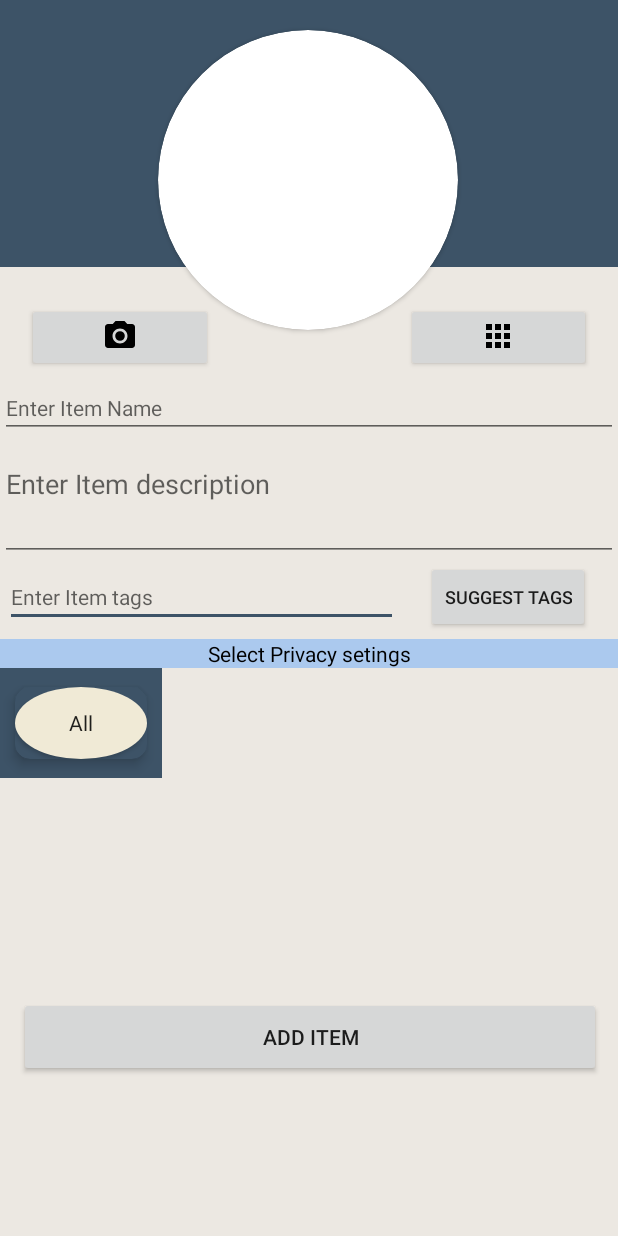
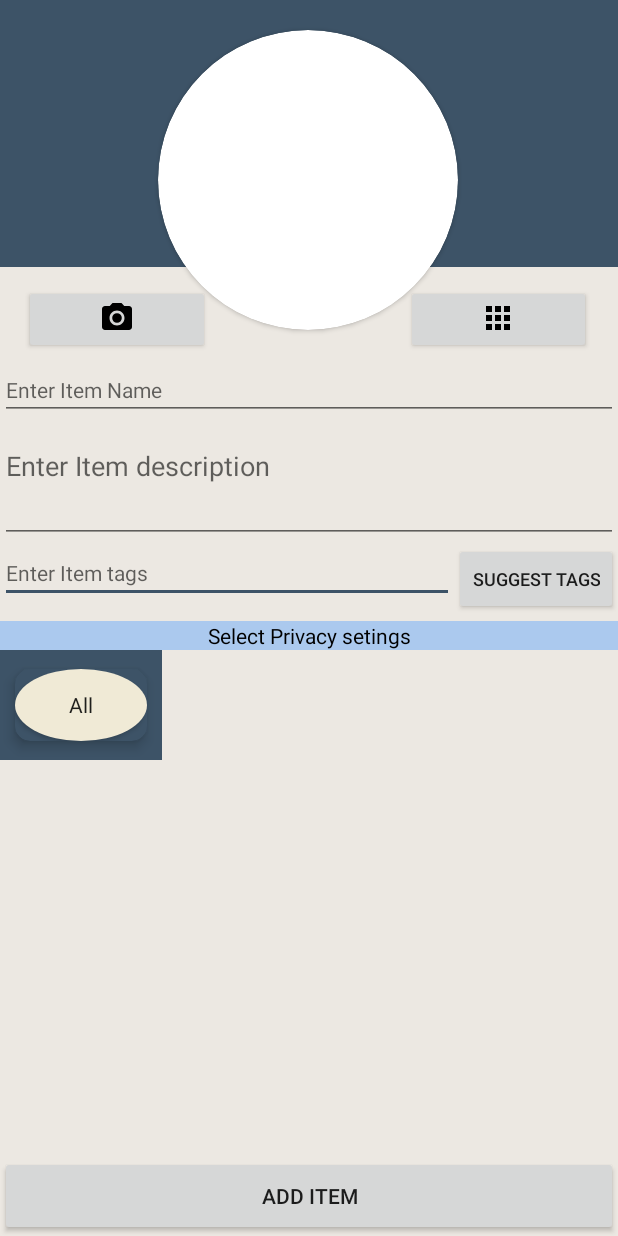
Before and after one commit to asilmian/It_proj_android, an Android app: the AddItemActivity screen opened directly, with no data from a screen before it, on a phone screen of 412 x 824 dp. Run offline under Robolectric (Android 15) with nearby library versions, the phone set to English and light mode, and no system bars; our stand-ins replace Firebase (no records; nobody signed in at launch, a user with empty details on screens opened directly); network calls fail.

Commit message:
fixed add item button scrolling up

```diff
--- a/ItemOrganizer/app/src/main/AndroidManifest.xml
+++ b/ItemOrganizer/app/src/main/AndroidManifest.xml
@@ -18,7 +18,8 @@
         <activity android:name=".Item.TransferItem"></activity>
         <activity android:name=".Family.SingleFamilyView" />
         <activity android:name=".Item.SingleItemView" />
-        <activity android:name=".AddItem.AddItemActivity" />
+        <activity android:name=".AddItem.AddItemActivity"
+            android:windowSoftInputMode="adjustNothing"/>
         <activity android:name=".AccountSignup" />
         <activity android:name=".AccountLogin" />
         <activity android:name=".Family.NewFamily" />
--- a/ItemOrganizer/app/src/main/res/layout/activity_add_item.xml
+++ b/ItemOrganizer/app/src/main/res/layout/activity_add_item.xml
@@ -41,8 +41,8 @@
 
     <ProgressBar
         android:id="@+id/addItemProgBar"
-        android:layout_width="232dp"
-        android:layout_height="194dp"
+        android:layout_width="150dp"
+        android:layout_height="150dp"
         android:gravity="center"
         android:visibility="invisible"
         app:layout_constraintBottom_toBottomOf="parent"
@@ -54,20 +54,17 @@
 
     <EditText
         android:id="@+id/add_item_tags"
-        android:layout_width="262dp"
+        android:layout_width="0dp"
         android:layout_height="wrap_content"
-        android:layout_marginEnd="144dp"
         android:ems="10"
         android:hint="@string/enter_item_tags"
         android:importantForAutofill="no"
         android:inputType="textPersonName"
         android:labelFor="@id/add_item_tags"
         android:textSize="14sp"
-        app:layout_constraintBottom_toBottomOf="@+id/button2"
-        app:layout_constraintEnd_toEndOf="parent"
-        app:layout_constraintStart_toStartOf="parent"
-        app:layout_constraintTop_toBottomOf="@+id/add_item_desc"
-        app:layout_constraintVertical_bias="0.51" />
+        app:layout_constraintEnd_toStartOf="@+id/button2"
+        app:layout_constraintStart_toStartOf="@+id/add_item_desc"
+        app:layout_constraintTop_toBottomOf="@+id/add_item_desc" />
 
     <Button
         android:id="@+id/button2"
@@ -76,19 +73,24 @@
         android:onClick="getDesc"
         android:text="@string/suggest_tags"
         android:textSize="12sp"
+        app:layout_constraintBottom_toBottomOf="@+id/add_item_tags"
         app:layout_constraintEnd_toEndOf="parent"
-        app:layout_constraintStart_toEndOf="@+id/add_item_tags"
-        app:layout_constraintTop_toBottomOf="@+id/add_item_desc" />
+        app:layout_constraintHorizontal_bias="1.0"
+        app:layout_constraintStart_toStartOf="parent"
+        app:layout_constraintTop_toBottomOf="@+id/add_item_desc"
+        app:layout_constraintVertical_bias="0.0" />
 
     <androidx.recyclerview.widget.RecyclerView
         android:id="@+id/privacy_recycler"
         android:layout_width="0dp"
-        android:layout_height="187dp"
+        android:layout_height="0dp"
         android:scrollbars="vertical"
+        app:layout_constraintBottom_toTopOf="@+id/submit_item_button"
         app:layout_constraintEnd_toEndOf="parent"
-        app:layout_constraintHorizontal_bias="1.0"
+        app:layout_constraintHorizontal_bias="0.0"
         app:layout_constraintStart_toStartOf="parent"
-        app:layout_constraintTop_toBottomOf="@+id/family_fragment_name">
+        app:layout_constraintTop_toBottomOf="@+id/family_fragment_name"
+        app:layout_constraintVertical_bias="0.0">
 
     </androidx.recyclerview.widget.RecyclerView>
 
@@ -148,23 +150,24 @@
 
     <Button
         android:id="@+id/submit_item_button"
-        android:layout_width="388dp"
+        android:layout_width="0dp"
         android:layout_height="53dp"
-        android:layout_marginTop="32dp"
         android:text="@string/add_item"
+        app:layout_constraintBottom_toBottomOf="parent"
         app:layout_constraintEnd_toEndOf="parent"
-        app:layout_constraintHorizontal_bias="0.54"
+        app:layout_constraintHorizontal_bias="1.0"
         app:layout_constraintStart_toStartOf="parent"
-        app:layout_constraintTop_toBottomOf="@+id/privacy_recycler" />
+        app:layout_constraintTop_toTopOf="@+id/new_family_view"
+        app:layout_constraintVertical_bias="1.0" />
 
     <Button
         android:id="@+id/PictureBtn"
         android:layout_width="124dp"
         android:layout_height="46dp"
-        android:layout_marginTop="24dp"
+        android:layout_marginTop="12dp"
         android:drawableTop="@drawable/ic_camera"
         app:layout_constraintEnd_toEndOf="parent"
-        app:layout_constraintHorizontal_bias="0.062"
+        app:layout_constraintHorizontal_bias="0.055"
         app:layout_constraintStart_toStartOf="parent"
         app:layout_constraintTop_toBottomOf="@+id/textView4" />
 
@@ -172,13 +175,13 @@
 
         android:id="@+id/button3"
         android:layout_width="123dp"
-        android:layout_height="46dp"
-        android:layout_marginTop="24dp"
+        android:layout_height="0dp"
         android:drawableTop="@drawable/ic_gallery"
+        app:layout_constraintBottom_toBottomOf="@+id/PictureBtn"
         app:layout_constraintEnd_toEndOf="parent"
         app:layout_constraintHorizontal_bias="0.937"
         app:layout_constraintStart_toStartOf="parent"
-        app:layout_constraintTop_toBottomOf="@+id/textView4" />
+        app:layout_constraintTop_toTopOf="@+id/PictureBtn" />
 
     <TextView
         android:id="@+id/textView4"
@@ -203,17 +206,4 @@
         app:layout_constraintStart_toStartOf="parent"
         app:layout_constraintTop_toTopOf="parent" />
 
-    <ProgressBar
-        android:id="@+id/addItemProgBar"
-        android:layout_width="232dp"
-        android:layout_height="194dp"
-        android:gravity="center"
-        android:visibility="invisible"
-        app:layout_constraintBottom_toBottomOf="parent"
-        app:layout_constraintEnd_toEndOf="parent"
-        app:layout_constraintHorizontal_bias="0.497"
-        app:layout_constraintStart_toStartOf="parent"
-        app:layout_constraintTop_toTopOf="parent"
-        app:layout_constraintVertical_bias="0.748" />
-
 </androidx.constraintlayout.widget.ConstraintLayout>
--- a/ItemOrganizer/app/src/main/res/layout/fam_member_single_card_view.xml
+++ b/ItemOrganizer/app/src/main/res/layout/fam_member_single_card_view.xml
@@ -13,7 +13,7 @@
 
     <androidx.cardview.widget.CardView
         android:id="@+id/new_family_view"
-        android:layout_width="208dp"
+        android:layout_width="match_parent"
         android:layout_height="147dp"
         android:layout_centerHorizontal="false"
         android:elevation="1dp"
--- a/ItemOrganizer/app/src/main/res/layout/item_card_view.xml
+++ b/ItemOrganizer/app/src/main/res/layout/item_card_view.xml
@@ -9,7 +9,7 @@
 
     <androidx.cardview.widget.CardView
         android:id="@+id/itemViewCardView"
-        android:layout_width="411dp"
+        android:layout_width="0dp"
         android:layout_height="213dp"
         android:animationCache="false"
         android:clickable="true"
--- a/ItemOrganizer/app/src/main/res/values/strings.xml
+++ b/ItemOrganizer/app/src/main/res/values/strings.xml
@@ -52,4 +52,6 @@
     <string name="new_family">New Family</string>
     <string name="family_members">Family Members:</string>
     <string name="textview">TextView</string>
+    <string name="invite_code">Invite Code:</string>
+    <string name="set_as_current">Set as Current</string>
 </resources>
```
Also changed, not shown: ItemOrganizer/app/src/main/res/layout/activity_single_family_view.xml (+6 -6 lines), ItemOrganizer/app/src/main/res/layout/activity_single_item_view.xml (+20 -20 lines).
